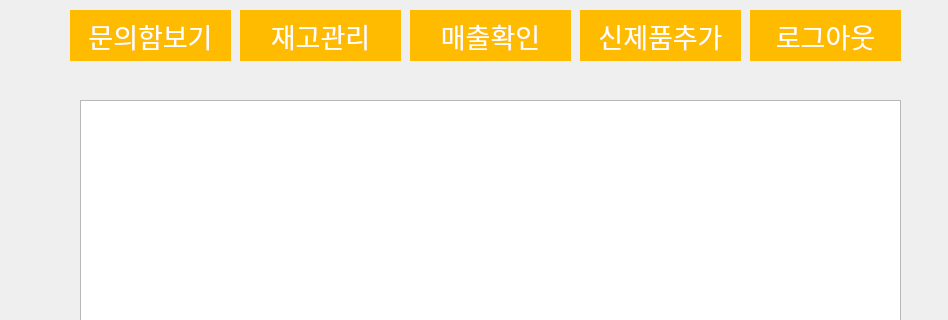
jungyeonwoo265/snack_bar, file snack_bar.ui: the form before one commit; both pictures show x 0 to 948 and y 0 to 320 of the 948 by 599 pixel window.
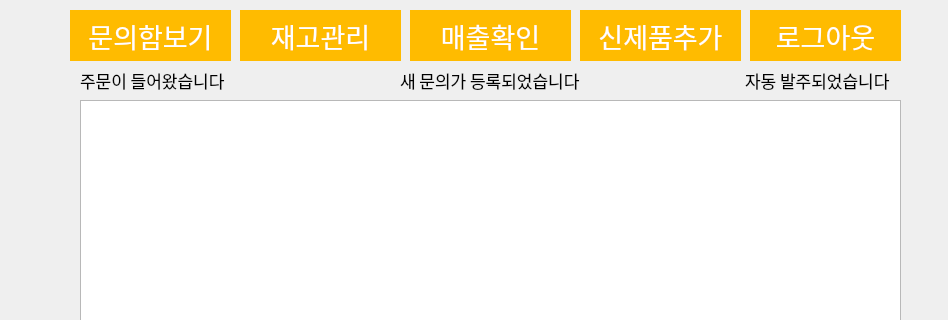
The form after the commit. The open tabs and pages were chosen to show the change. Icons and pictures are not drawn.

Commit message: 알림 추가

Patch:
```diff
--- a/snack_bar.ui
+++ b/snack_bar.ui
@@ -1826,6 +1826,45 @@
       <string>신제품추가</string>
      </property>
     </widget>
+    <widget class="QLabel" name="order_alram">
+     <property name="geometry">
+      <rect>
+       <x>60</x>
+       <y>60</y>
+       <width>161</width>
+       <height>21</height>
+      </rect>
+     </property>
+     <property name="text">
+      <string>주문이 들어왔습니다</string>
+     </property>
+    </widget>
+    <widget class="QLabel" name="auto_refill">
+     <property name="geometry">
+      <rect>
+       <x>725</x>
+       <y>60</y>
+       <width>151</width>
+       <height>20</height>
+      </rect>
+     </property>
+     <property name="text">
+      <string>자동 발주되었습니다</string>
+     </property>
+    </widget>
+    <widget class="QLabel" name="question_auto">
+     <property name="geometry">
+      <rect>
+       <x>380</x>
+       <y>60</y>
+       <width>181</width>
+       <height>21</height>
+      </rect>
+     </property>
+     <property name="text">
+      <string>새 문의가 등록되었습니다</string>
+     </property>
+    </widget>
    </widget>
    <widget class="QWidget" name="page_9">
     <widget class="QLabel" name="label_39">
```
Left out of the diff: 2 changed lines with no effect on the pictures. The commit also changes 1 other file.
